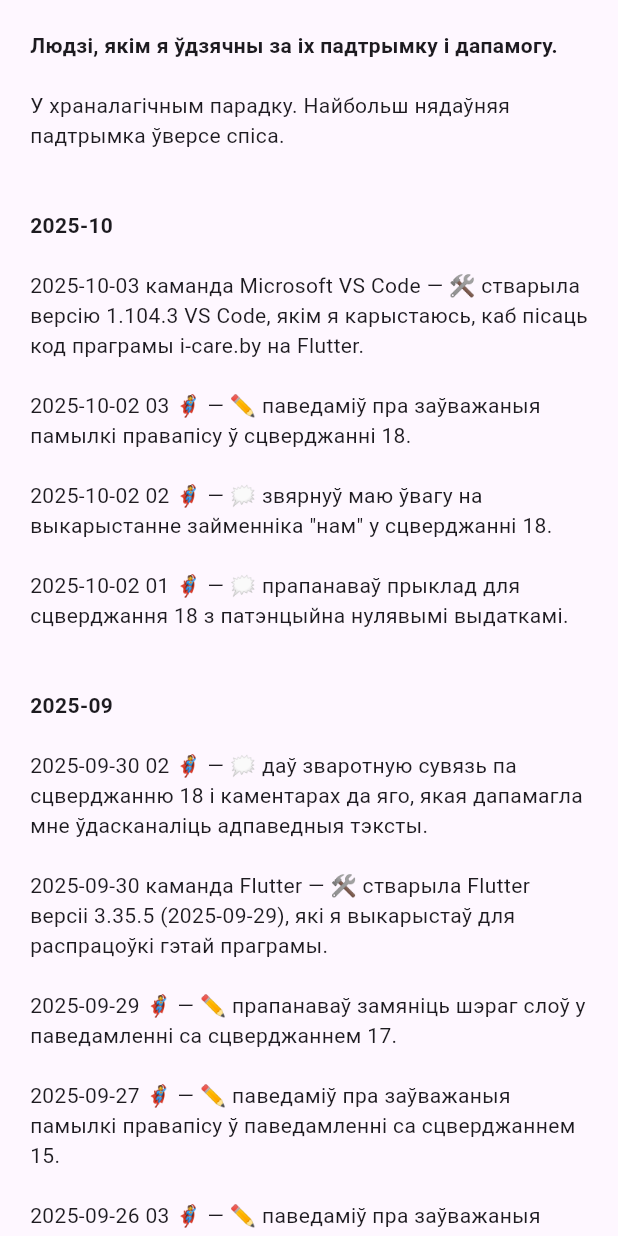
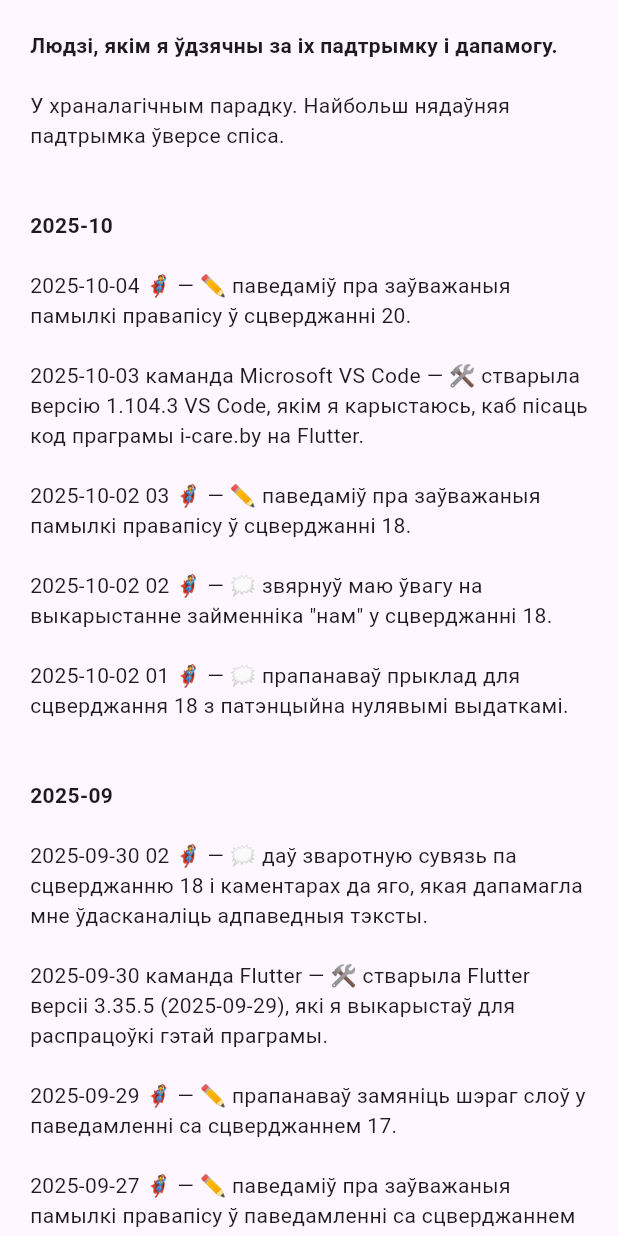
Before and after one commit to mshurkaeu-public/i-care.by, a Flutter app: the MyGratitude widget shown alone on an empty page, opened directly, on a phone screen of 412 x 824 dp. Run offline on Flutter 3.47's test engine with Material 3 defaults, Android fonts, the phone set to English and light mode, and no system bars; our stand-ins replace carousel_slider, expandable_text, google_fonts, package_info_plus, photo_view, web; missing offline and left inert: multi_split_view; generated files the repository leaves out were written again.

Commit message:
Amend statement 20 and comments to that
to fix 2 reported spelling errors and to make the statement better
match reality. And record my gratitude to the person who reported
spelling errors.

```diff
--- a/i-care.by-app/lib/l10n/app_be.arb
+++ b/i-care.by-app/lib/l10n/app_be.arb
@@ -1841,6 +1841,10 @@
   "@aboutMyGratitude_2025_10_03_01": {
     "description": "Text for 2025-10-03 Microsoft VS Code team on the \"my gratitude\" tab on the \"About\" page."
   },
+  "aboutMyGratitude_2025_10_04_01": "\n2025-10-04 🦸 — ✏️ паведаміў пра заўважаныя памылкі правапісу ў сцверджанні 20.\n",
+  "@aboutMyGratitude_2025_10_04_01": {
+    "description": "Text for 2025-10-04 🦸 on the \"my gratitude\" tab on the \"About\" page."
+  },
   "aboutMyGratitude_2025_10_title": "\n\n2025-10\n",
   "@aboutMyGratitude_2025_10_title": {
     "description": "Title for 2025-10 list/text on the \"my gratitude\" tab on the \"About\" page."
--- a/i-care.by-app/lib/my_gratitude.dart
+++ b/i-care.by-app/lib/my_gratitude.dart
@@ -26,6 +26,9 @@ class MyGratitude extends StatelessWidget {
               TextSpan(
                 text: l10n.aboutMyGratitude_2025_10_title,
                 style: titleStyle,
+              ),
+              TextSpan(
+                text: l10n.aboutMyGratitude_2025_10_04_01,
               ),
               TextSpan(
                 text: l10n.aboutMyGratitude_2025_10_03_01,
```
Also changed, not shown: 1 other file.
